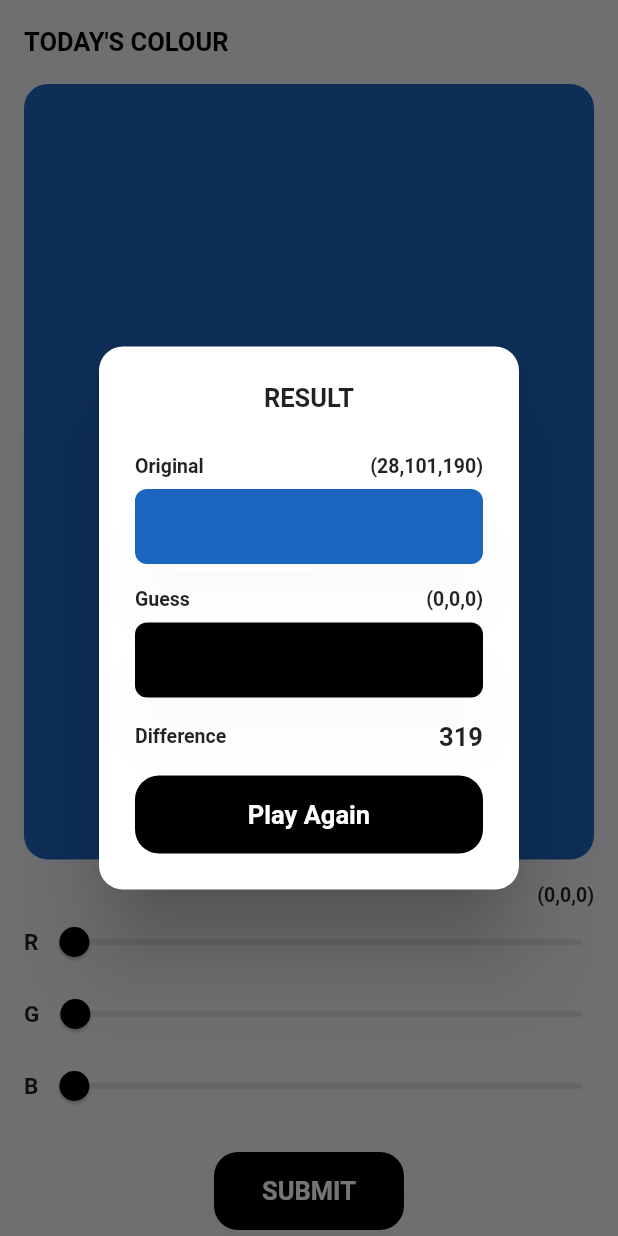
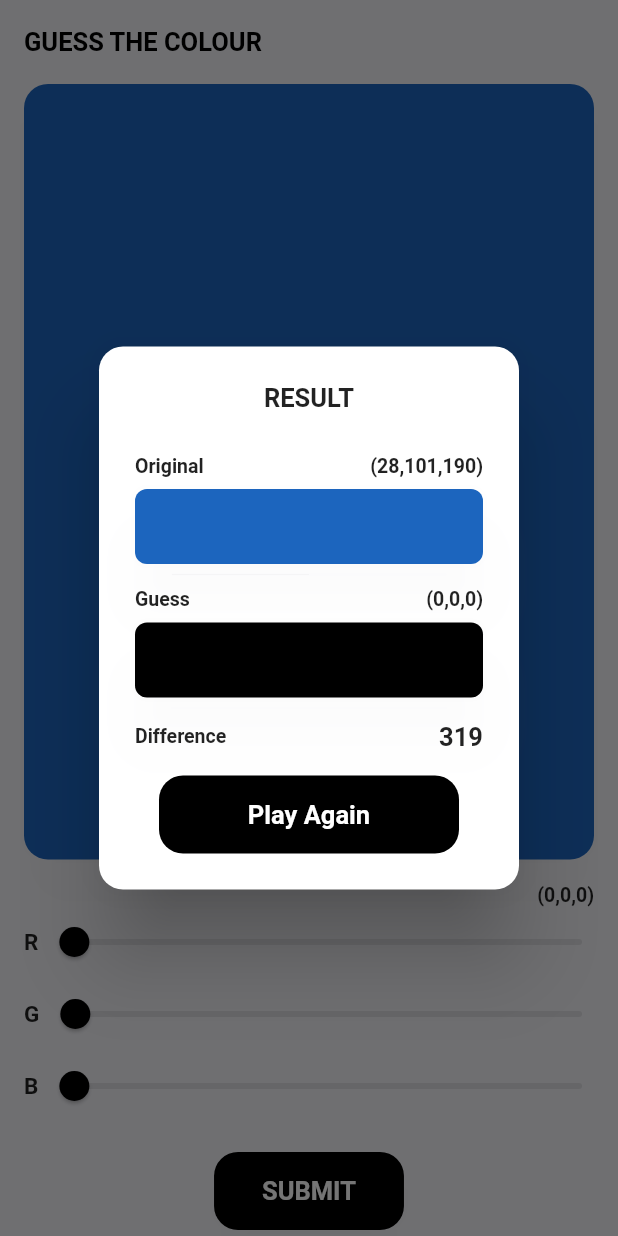
Before and after one commit to JackWRadford/colour-guess, a Flutter app: the screen it shows after launch, after a tap on "SUBMIT", on a phone screen of 412 x 824 dp. Run offline on Flutter 3.47's test engine with Material 2 defaults, Android fonts, the phone set to English and light mode, and no system bars; our stand-ins replace get_it.

Commit message:
changed title, added padding to play again button, removed unused row around title text of results dialog

```diff
--- a/lib/ui/views/game_view.dart
+++ b/lib/ui/views/game_view.dart
@@ -24,7 +24,7 @@ class GameView extends StatelessWidget {
         //     onPressed: () {},
         //     icon: const Icon(CupertinoIcons.chart_bar_circle_fill)),
         title: const Text(
-          'TODAY\'S COLOUR',
+          'GUESS THE COLOUR',
           style: textHeadline,
         ),
         // actions: [
@@ -94,6 +94,7 @@ class GameView extends StatelessWidget {
                   behavior: HitTestBehavior.opaque,
                   onTap: () {
                     showDialog(
+                      barrierDismissible: false,
                       context: context,
                       builder: (context) => const ResultsDialog(),
                     );
--- a/lib/ui/widgets/results_dialog.dart
+++ b/lib/ui/widgets/results_dialog.dart
@@ -18,25 +18,10 @@ class ResultsDialog extends StatelessWidget {
       shape: const RoundedRectangleBorder(
         borderRadius: BorderRadius.all(Radius.circular(mediumRadius)),
       ),
-      title: Row(
-        mainAxisSize: MainAxisSize.max,
-        mainAxisAlignment: MainAxisAlignment.center,
-        children: const [
-          Text(
-            'RESULT',
-            style: textHeadline,
-            textAlign: TextAlign.center,
-          ),
-          // GestureDetector(
-          //   behavior: HitTestBehavior.opaque,
-          //   onTap: () {
-          //     Navigator.of(context).pop();
-          //   },
-          //   child: const Icon(
-          //     CupertinoIcons.xmark,
-          //   ),
-          // ),
-        ],
+      title: const Text(
+        'RESULT',
+        style: textHeadline,
+        textAlign: TextAlign.center,
       ),
       content: Column(
         crossAxisAlignment: CrossAxisAlignment.start,
--- a/lib/ui/widgets/shared/my_dialog_text_btn.dart
+++ b/lib/ui/widgets/shared/my_dialog_text_btn.dart
@@ -15,8 +15,8 @@ class MyDialogTextBtn extends StatelessWidget {
 
   @override
   Widget build(BuildContext context) {
-    return SizedBox(
-      // width: 140,
+    return Padding(
+      padding: const EdgeInsets.symmetric(horizontal: mediumPadding),
       child: GestureDetector(
         onTap: onTap,
         behavior: HitTestBehavior.opaque,
```
